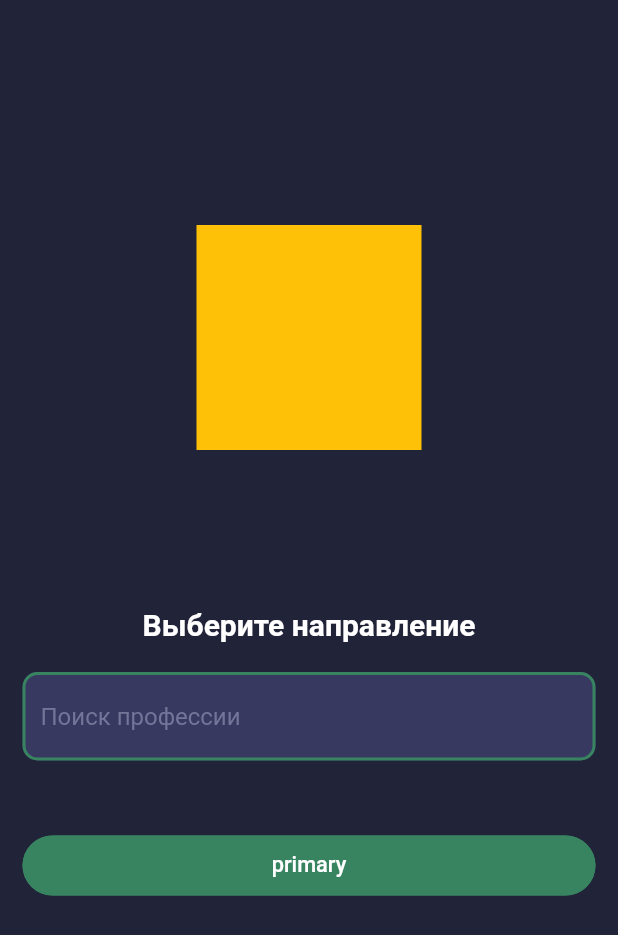
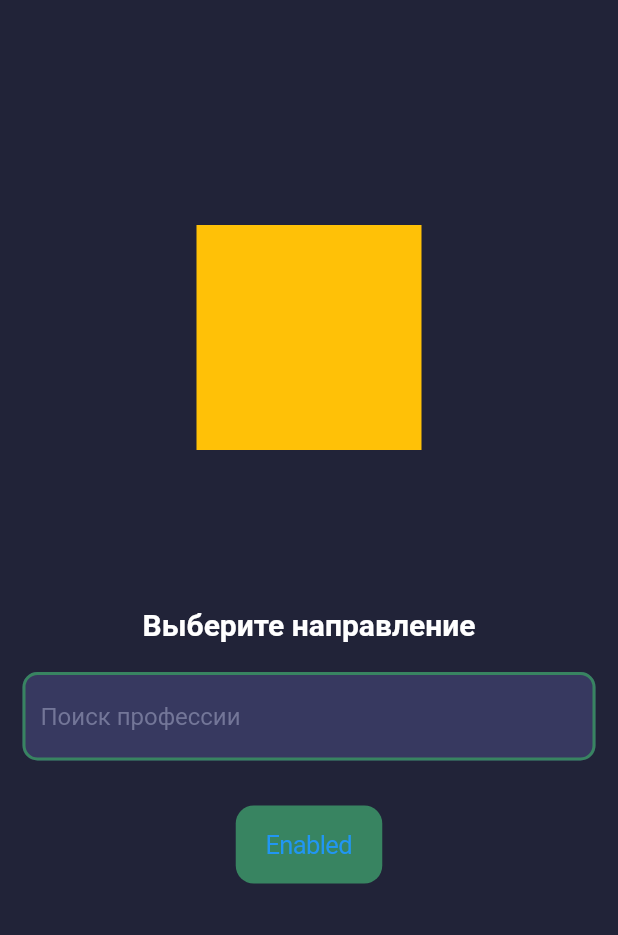
Before and after one commit to Muhammadqodir/cyber-garden, a Flutter app: the screen it shows after launch, on a phone screen of 412 x 824 dp. Shown: the top 935 px of the screen. Run offline on Flutter 3.47's test engine with Material 2 defaults, Android fonts, the phone set to English and light mode, and no system bars; drawn by our look-alikes of getwidget; our stand-ins replace carousel_slider, flutter_svg_provider, image_cropper, image_picker.

Commit message:
add Cupertino Button

```diff
--- a/MobileApp/lib/screens/bording_screen.dart
+++ b/MobileApp/lib/screens/bording_screen.dart
@@ -1,11 +1,7 @@
 import 'package:flutter/cupertino.dart';
 import 'package:flutter/material.dart';
-import 'package:getwidget/components/button/gf_button.dart';
-import 'package:getwidget/components/search_bar/gf_search_bar.dart';
 import 'package:getwidget/getwidget.dart';
 import 'package:syber_garden/data/small_courses.dart';
-import 'package:syber_garden/screens/road_map_screen.dart';
-import 'package:syber_garden/widgets/navigation_screens.dart';
 
 class BordingScreen extends StatefulWidget {
   const BordingScreen({super.key});
@@ -32,7 +28,7 @@ class _BordingScreenState extends State<BordingScreen> {
               height: 150,
               color: Colors.amber,
             ),
-            SizedBox(
+            const SizedBox(
               height: 80,
             ),
             const Text(
@@ -43,7 +39,7 @@ class _BordingScreenState extends State<BordingScreen> {
                 fontWeight: FontWeight.bold,
               ),
             ),
-            SizedBox(
+            const SizedBox(
               height: 20,
             ),
             Padding(
@@ -84,18 +80,15 @@ class _BordingScreenState extends State<BordingScreen> {
                 obscureText: false,
               ),
             ),
-            SizedBox(
-              height: 50,
+            const SizedBox(
+              height: 30,
             ),
             Padding(
               padding: const EdgeInsets.symmetric(horizontal: 15),
-              child: GFButton(
+              child: CupertinoButton(
                 color: Color(0xff388461),
                 onPressed: () {},
-                size: GFSize.LARGE,
-                text: "primary",
-                shape: GFButtonShape.pills,
-                fullWidthButton: true,
+                child: const Text('Enabled'),
               ),
             ),
           ],
```
